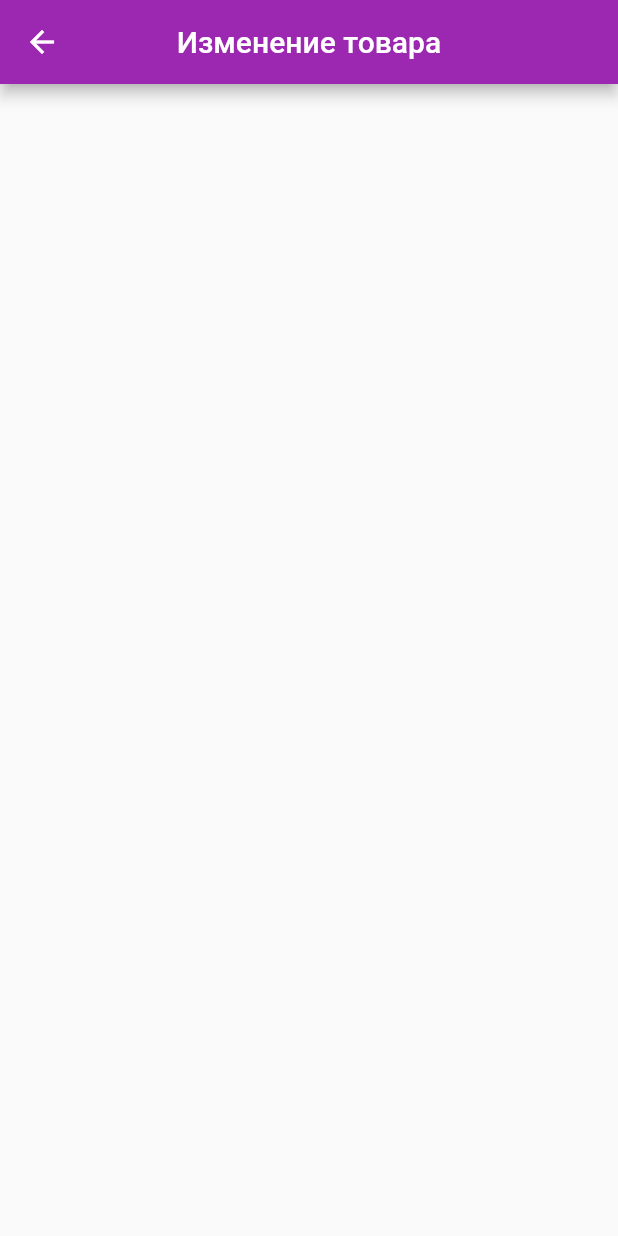
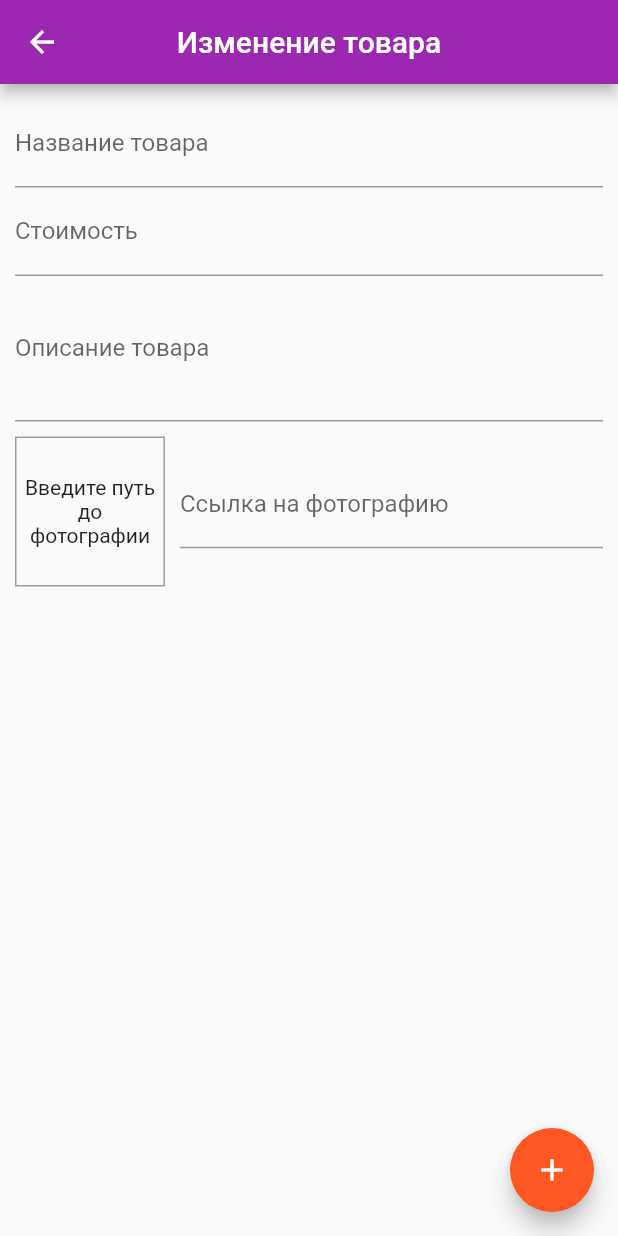
Before and after one commit to Puzikovsa/my_shop, a Flutter app: the EditProductPage screen opened by its route, on a phone screen of 412 x 824 dp. Run offline on Flutter 3.47's test engine with Material 2 defaults, Android fonts, the phone set to English and light mode, and no system bars; network calls fail.

Commit message:
added Form to EditProductPage

```diff
--- a/lib/pages/cart_page.dart
+++ b/lib/pages/cart_page.dart
@@ -58,7 +58,7 @@ class CartPage extends StatelessWidget {
               itemBuilder: (BuildContext context, int index) => CartItems(
                 id: cart.order.values.toList()[index].id,
                 title: cart.order.values.toList()[index].product.title,
-                productId: cart.order.values.toList()[index].product.id,
+                productId: cart.order.values.toList()[index].product.id!,
                 quantity: cart.order.values.toList()[index].quantity,
                 price: cart.order.values.toList()[index].price,
               ),
--- a/lib/pages/edit_product_page.dart
+++ b/lib/pages/edit_product_page.dart
@@ -1,7 +1,9 @@
 import 'package:flutter/material.dart';
+import 'package:my_shop/providers/product.dart';
 
-class EditProductPage extends StatefulWidget{
+class EditProductPage extends StatefulWidget {
   static const String route = '/edit-product';
+
   const EditProductPage({super.key});
 
   @override
@@ -9,6 +11,26 @@ class EditProductPage extends StatefulWidget{
 }
 
 class _EditProductPageState extends State<EditProductPage> {
+  final _priceFocusNode = FocusNode();
+  final _descriptionFocusNode = FocusNode();
+  final _imageController = TextEditingController();
+  final _key = GlobalKey<FormState>();
+
+  Product _newProduct = Product(
+      id:null,
+      title: '',
+      description: '',
+      price: -1,
+      imageURL: '');
+
+  @override
+  void dispose() {
+    _priceFocusNode.dispose();
+    _descriptionFocusNode.dispose();
+    _imageController.dispose();
+    super.dispose();
+  }
+
   @override
   Widget build(BuildContext context) {
     return Scaffold(
@@ -16,6 +38,85 @@ class _EditProductPageState extends State<EditProductPage> {
         centerTitle: true,
         title: const Text('Изменение товара'),
       ),
+      body: Padding(
+        padding: const EdgeInsets.all(10),
+        child: Form(
+          key: _key,
+          child: ListView(
+            children: [
+              TextFormField(
+                decoration: const InputDecoration(
+                  labelText: 'Название товара',
+                ),
+                textInputAction: TextInputAction.next,
+                onFieldSubmitted: (_) {
+                  FocusScope.of(context).requestFocus(_priceFocusNode);
+                },
+              ),
+              TextFormField(
+                decoration: const InputDecoration(
+                  labelText: 'Стоимость',
+                ),
+                textInputAction: TextInputAction.next,
+                focusNode: _priceFocusNode,
+                keyboardType:
+                    const TextInputType.numberWithOptions(decimal: true),
+              ),
+              TextFormField(
+                decoration: const InputDecoration(
+                  labelText: 'Описание товара',
+                ),
+                focusNode: _descriptionFocusNode,
+                textInputAction: TextInputAction.next,
+                keyboardType: TextInputType.multiline,
+                maxLines: 3,
+              ),
+              Row(
+                children: [
+                  Container(
+                    height: 100,
+                    width: 100,
+                    margin: const EdgeInsets.only(top: 10, right: 10),
+                    decoration: BoxDecoration(
+                      border: Border.all(width: 1, color: Colors.grey),
+                    ),
+                    child: _imageController.text.isEmpty ?
+                    Column(
+                      mainAxisAlignment: MainAxisAlignment.center,
+                      children: const [
+                        Text('Введите путь до фотографии',
+                        textAlign: TextAlign.center,
+                        ),
+                      ],
+                    ) :
+                    Image.network(_imageController.text,
+                    fit: BoxFit.cover,
+                    ),
+                  ),
+                  Expanded(
+                      child: TextFormField(
+                        controller: _imageController,
+                          decoration: const InputDecoration(
+                            labelText: 'Ссылка на фотографию',
+                      ),
+                        onEditingComplete: () {
+                          setState(() {
+                          });
+                        },
+                      ),
+                  ),
+                ],
+              )
+            ],
+          ),
+        ),
+      ),
+      floatingActionButton: FloatingActionButton(
+        onPressed: () {
+          _key.currentState!.save();
+        },
+        child: const Icon(Icons.add),
+      ),
     );
   }
 }
--- a/lib/providers/cart.dart
+++ b/lib/providers/cart.dart
@@ -19,10 +19,10 @@ class Cart with ChangeNotifier{
 
   void addProductToCart(Product product){
     if(_order.containsKey(product.id)) {
-      _order.update(product.id, (cartItem) =>
+      _order.update(product.id!, (cartItem) =>
           CartItem(cartItem.id, product, cartItem.quantity + 1));
     } else {
-      _order.putIfAbsent(product.id, () =>
+      _order.putIfAbsent(product.id!, () =>
           CartItem(DateTime.now().toString(), product, 1),
       );
     }
--- a/lib/providers/product.dart
+++ b/lib/providers/product.dart
@@ -1,7 +1,7 @@
 import 'package:flutter/foundation.dart';
 
 class Product with ChangeNotifier{
-  final String id;
+  final String? id;
   final String title;
   final String description;
   final double price;
--- a/lib/widgets/product_item.dart
+++ b/lib/widgets/product_item.dart
@@ -63,7 +63,7 @@ class ProductItem extends StatelessWidget {
                   action: SnackBarAction(
                       label: 'ОТМЕНА',
                       onPressed: () {
-                        cart.deleteSingleProduct(product.id);
+                        cart.deleteSingleProduct(product.id!);
                       }),
                 ),
               );
```
